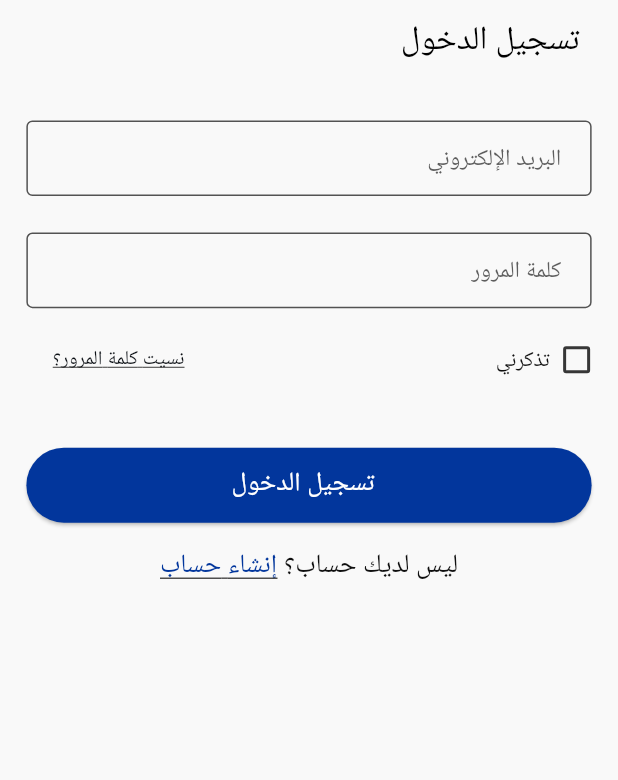
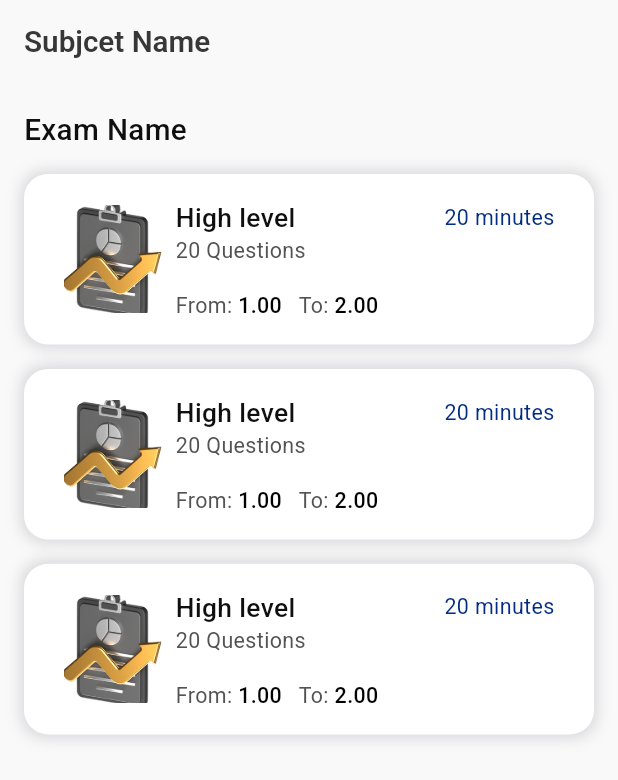
Before and after one commit to ahmedalam782/elevate_online_exam, a Flutter app: the screen it shows after launch, on a phone screen of 412 x 824 dp. Shown: the top 780 px of the screen. Run offline on Flutter 3.47's test engine with Material 3 defaults, Android fonts, the phone set to English and light mode, and no system bars; our stand-ins replace cached_network_image, dio, easy_localization, equatable, flutter_bloc, flutter_cache_manager and 14 more; generated files the repository leaves out were written again; project files that could hold a hidden picture were left out.

Commit message:
feat(exams-tab): implement exams tab UI with static data
- Finished exams tab UI
- Added page route to app router and updated route name in routes class
- Added profit image to assets/images

```diff
--- a/lib/core/routes/app_router.dart
+++ b/lib/core/routes/app_router.dart
@@ -1,4 +1,5 @@
 import 'package:easy_localization/easy_localization.dart';
+import 'package:elevate_online_exam/features/exams_tap/presentation/view/pages/exams_tap_page.dart';
 import 'package:elevate_online_exam/features/signup/presentation/view/pages/signup_page.dart';
 import 'package:elevate_online_exam/features/login/presentation/view/pages/login_page.dart';
 import 'package:flutter/material.dart';
@@ -11,7 +12,7 @@ import 'routes.dart';
 
 final navigatorKey = GlobalKey<NavigatorState>();
 final GoRouter router = GoRouter(
-  initialLocation: Routes.splash,
+  initialLocation: Routes.examsTap,
   navigatorKey: navigatorKey,
   routes: [
     _customAnimatedGoRoute(
@@ -44,6 +45,11 @@ final GoRouter router = GoRouter(
       route: Routes.login,
       page: (state, context) =>
           LoginPage(key: ValueKey(context.locale.languageCode.toString())),
+    ),
+    _customAnimatedGoRoute(
+      route: Routes.examsTap,
+      page: (state, context) =>
+          ExamsTapPage(key: ValueKey(context.locale.languageCode.toString())),
     ),
   ],
 );
--- a/lib/core/routes/routes.dart
+++ b/lib/core/routes/routes.dart
@@ -5,4 +5,5 @@ class Routes {
   static const String home = "/home";
   static const String forgetPassword = "/forget-password";
   static const String appLayout = "/app-layout";
+  static const String examsTap = "/exams-tap";
 }
--- /dev/null
+++ b/lib/features/exams_tap/api/api_client/exams_tap_api_client.dart
@@ -0,0 +1 @@
+// TODO: api Exams_tapApiClient
--- /dev/null
+++ b/lib/features/exams_tap/api/datasources/exams_tap_local_data_source_impl.dart
@@ -0,0 +1 @@
+// TODO: api Exams_tapLocalDataSourceImpl
--- /dev/null
+++ b/lib/features/exams_tap/api/datasources/exams_tap_remote_data_source_impl.dart
@@ -0,0 +1 @@
+// TODO: api Exams_tapRemoteDataSourceImpl
--- /dev/null
+++ b/lib/features/exams_tap/data/datasources/exams_tap_local_data_source_contract.dart
@@ -0,0 +1 @@
+// TODO: data Exams_tapLocalDataSourceContract
--- /dev/null
+++ b/lib/features/exams_tap/data/datasources/exams_tap_remote_data_source_contract.dart
@@ -0,0 +1 @@
+// TODO: data Exams_tapRemoteDataSourceContract
--- /dev/null
+++ b/lib/features/exams_tap/data/repositories/exams_tap_repository_impl.dart
@@ -0,0 +1 @@
+// TODO: data Exams_tapRepositoryImpl
--- /dev/null
+++ b/lib/features/exams_tap/domain/repositories/exams_tap_repository.dart
@@ -0,0 +1 @@
+// TODO: domain Exams_tapRepository
--- /dev/null
+++ b/lib/features/exams_tap/presentation/view/pages/exams_tap_page.dart
@@ -0,0 +1,13 @@
+import 'package:elevate_online_exam/features/exams_tap/presentation/view/widgets/exams_tap_body.dart';
+import 'package:flutter/material.dart';
+
+class ExamsTapPage extends StatelessWidget {
+  const ExamsTapPage({super.key});
+  @override
+  Widget build(BuildContext context) {
+    return Scaffold(
+      appBar: AppBar(title: Text('Subjcet Name')),
+      body: SafeArea(child: ExamsTapBody()),
+    );
+  }
+}
--- /dev/null
+++ b/lib/features/exams_tap/presentation/view/widgets/exam_row.dart
@@ -0,0 +1,81 @@
+import 'package:elevate_online_exam/core/theme/app_colors.dart';
+import 'package:elevate_online_exam/core/theme/styles.dart';
+import 'package:elevate_online_exam/features/exams_tap/presentation/view/widgets/row_span.dart';
+import 'package:flutter/material.dart';
+import 'package:flutter_screenutil/flutter_screenutil.dart';
+
+
+class ExamRow extends StatelessWidget {
+  const ExamRow({super.key});
+
+  @override
+  Widget build(BuildContext context) {
+    return Container(
+      decoration: BoxDecoration(
+        borderRadius: BorderRadius.circular(16),
+        shape: BoxShape.rectangle,
+        color: Colors.white,
+        boxShadow: [
+          BoxShadow(
+            color: const Color(0x2A292940), // Shadow color
+            spreadRadius: 2, // How wide the shadow spreads
+            blurRadius: 8, // How soft the shadow looks
+            offset: const Offset(0, 0), // Horizontal and vertical offset
+          ),
+        ],
+      ),
+      margin: EdgeInsets.only(bottom: 16.h),
+      padding: EdgeInsets.symmetric(horizontal: 24.w, vertical: 16.h),
+      child: Row(
+        mainAxisAlignment: MainAxisAlignment.start,
+        children: [
+          SizedBox(
+            width: 60.w,
+            height: 71.h,
+            child: Image.asset('assets/images/profit.png', fit: BoxFit.cover),
+          ),
+          SizedBox(width: 8.w),
+          Expanded(
+            child: Column(
+              crossAxisAlignment: CrossAxisAlignment.start,
+              children: [
+                Row(
+                  mainAxisAlignment: MainAxisAlignment.spaceBetween,
+                  children: [
+                    Flexible(
+                      child: Text(
+                        'High level',
+                        style: Styles.medium(context, 16),
+                        overflow: TextOverflow.ellipsis,
+                      ),
+                    ),
+                    Text(
+                      '20 minutes',
+                      style: Styles.regular(
+                        context,
+                        13,
+                        color: AppColors.blue02,
+                      ),
+                    ),
+                  ],
+                ),
+                Text(
+                  "20 Questions",
+                  style: Styles.regular(context, 13, color: AppColors.gray53),
+                ),
+                SizedBox(height: 16.h),
+                Wrap(
+                  spacing: 10.w,
+                  children: [
+                    RowSpan(title: "From: ", spanTitle: "1.00"),
+                    RowSpan(title: "To: ", spanTitle: "2.00"),
+                  ],
+                ),
+              ],
+            ),
+          ),
+        ],
+      ),
+    );
+  }
+}
--- /dev/null
+++ b/lib/features/exams_tap/presentation/view/widgets/exams_tap_body.dart
@@ -0,0 +1,28 @@
+import 'package:easy_localization/easy_localization.dart';
+import 'package:elevate_online_exam/core/languages/lang.dart';
+import 'package:elevate_online_exam/core/theme/styles.dart';
+import 'package:elevate_online_exam/features/exams_tap/presentation/view/widgets/exam_row.dart';
+import 'package:flutter/material.dart';
+
+class ExamsTapBody extends StatelessWidget {
+  const ExamsTapBody({super.key});
+
+  @override
+  Widget build(BuildContext context) {
+    context.setLocale(englishLocale);
+    return Padding(
+      padding: EdgeInsets.symmetric(horizontal: 16.0, vertical: 16.0),
+      child: Column(
+        crossAxisAlignment: CrossAxisAlignment.start,
+        children: [
+          Text('Exam Name', style: Styles.medium(context, 18)),
+          SizedBox(height: 16),
+          ListView(
+            shrinkWrap: true,
+            children: [ExamRow(), ExamRow(), ExamRow()],
+          ),
+        ],
+      ),
+    );
+  }
+}
--- /dev/null
+++ b/lib/features/exams_tap/presentation/view/widgets/row_span.dart
@@ -0,0 +1,24 @@
+import 'package:elevate_online_exam/core/theme/app_colors.dart';
+import 'package:elevate_online_exam/core/theme/styles.dart';
+import 'package:flutter/material.dart';
+
+class RowSpan extends StatelessWidget {
+  const RowSpan({super.key, required this.title, required this.spanTitle});
+  final String title;
+  final String spanTitle;
+  @override
+  Widget build(BuildContext context) {
+    return Text.rich(
+      TextSpan(
+        text: title,
+        style: Styles.regular(context, 13, color: AppColors.gray53),
+        children: [
+          TextSpan(
+            text: spanTitle,
+            style: Styles.medium(context, 13, color: AppColors.black),
+          ),
+        ],
+      ),
+    );
+  }
+}
--- /dev/null
+++ b/lib/features/exams_tap/presentation/view_model/cubit/exams_tap_cubit.dart
@@ -0,0 +1 @@
+// TODO: presentation Exams_tapCubit
--- /dev/null
+++ b/lib/features/exams_tap/presentation/view_model/cubit/exams_tap_states.dart
@@ -0,0 +1 @@
+// TODO: presentation Exams_tapStates
```
Also changed, not shown: assets/images/profit.png (added), lib/features/exams_tap/api/api_client/api_client.g.dart (added).
